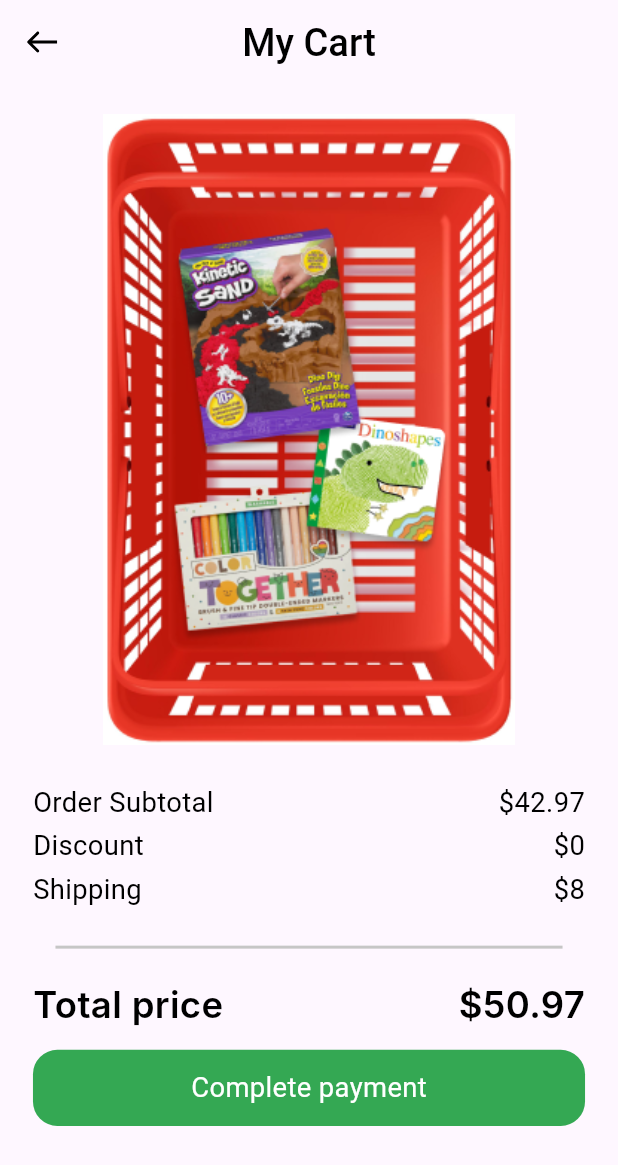
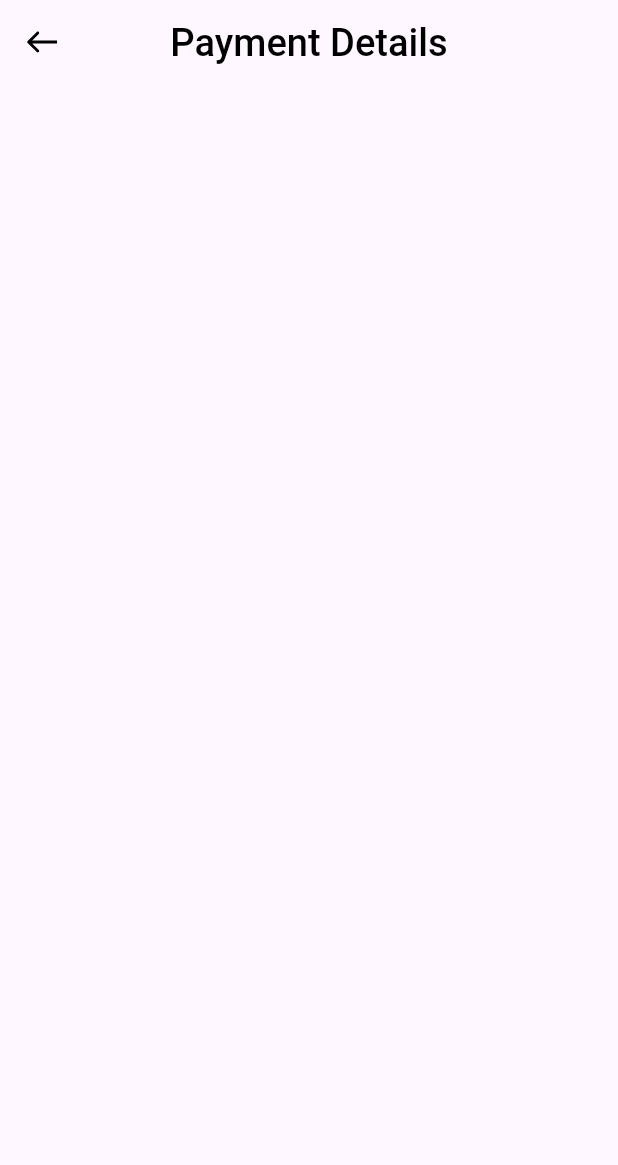
Before and after one commit to MohammedGhazaly/payment_flutter, a Flutter app: the screen it shows after launch, after a tap on "Complete payment", on a phone screen of 412 x 824 dp. Shown: the top 1165 px of the screen. Run offline on Flutter 3.47's test engine with Material 3 defaults, Android fonts, the phone set to English and light mode, and no system bars; our stand-ins replace flutter_screenutil, flutter_svg; Roboto replaces fonts that are missing (Inter).

Commit message:
Extracted app bar as widget and created payment details view

```diff
--- /dev/null
+++ b/lib/core/widgets/build_app_bar.dart
@@ -0,0 +1,26 @@
+import 'package:flutter/material.dart';
+import 'package:flutter_payments/core/assets/app_assets.dart';
+import 'package:flutter_payments/core/utils/app_styles.dart';
+import 'package:flutter_screenutil/flutter_screenutil.dart';
+import 'package:flutter_svg/svg.dart';
+
+AppBar buildAppBar(
+    {required String title, required Function()? onTapFunction}) {
+  return AppBar(
+    leading: InkWell(
+      onTap: onTapFunction,
+      child: Center(
+        child: SvgPicture.asset(
+          AppAssets.arrowBack,
+          width: 20.h,
+          height: 20.h,
+        ),
+      ),
+    ),
+    title: Text(
+      title,
+      textAlign: TextAlign.center,
+      style: AppStyles.style25,
+    ),
+  );
+}
--- a/lib/core/widgets/custom_button.dart
+++ b/lib/core/widgets/custom_button.dart
@@ -3,17 +3,19 @@ import 'package:flutter_payments/core/utils/app_styles.dart';
 import 'package:flutter_screenutil/flutter_screenutil.dart';
 
 class CustomButton extends StatelessWidget {
+  final Function()? onTap;
   const CustomButton({
     super.key,
+    required this.onTap,
   });
 
   @override
   Widget build(BuildContext context) {
     return InkWell(
-      onTap: () {},
+      onTap: onTap,
       child: Container(
         width: double.infinity,
-        height: 50.h,
+        height: 60.h,
         decoration: BoxDecoration(
           color: Color(0xFF34A853),
           borderRadius: BorderRadius.circular(
--- a/lib/features/checkout/presentation/views/my_cart_view.dart
+++ b/lib/features/checkout/presentation/views/my_cart_view.dart
@@ -1,6 +1,7 @@
 import 'package:flutter/material.dart';
 import 'package:flutter_payments/core/assets/app_assets.dart';
 import 'package:flutter_payments/core/utils/app_styles.dart';
+import 'package:flutter_payments/core/widgets/build_app_bar.dart';
 import 'package:flutter_payments/features/checkout/presentation/views/my_cart_widgets/my_cart_body.dart';
 import 'package:flutter_screenutil/flutter_screenutil.dart';
 import 'package:flutter_svg/flutter_svg.dart';
@@ -11,23 +12,7 @@ class MyCartView extends StatelessWidget {
   @override
   Widget build(BuildContext context) {
     return Scaffold(
-      appBar: AppBar(
-        leading: InkWell(
-          onTap: () {},
-          child: Center(
-            child: SvgPicture.asset(
-              AppAssets.arrowBack,
-              width: 20.h,
-              height: 20.h,
-            ),
-          ),
-        ),
-        title: Text(
-          'My Cart',
-          textAlign: TextAlign.center,
-          style: AppStyles.style25,
-        ),
-      ),
+      appBar: buildAppBar(title: "My Cart", onTapFunction: () {}),
       body: MyCartBody(),
     );
   }
--- a/lib/features/checkout/presentation/views/my_cart_widgets/my_cart_body.dart
+++ b/lib/features/checkout/presentation/views/my_cart_widgets/my_cart_body.dart
@@ -1,8 +1,10 @@
+import 'package:flutter/cupertino.dart';
 import 'package:flutter/material.dart';
 import 'package:flutter_payments/core/assets/app_assets.dart';
 import 'package:flutter_payments/core/utils/app_styles.dart';
 import 'package:flutter_payments/core/widgets/custom_button.dart';
 import 'package:flutter_payments/features/checkout/presentation/views/my_cart_widgets/order_info_item.dart';
+import 'package:flutter_payments/features/checkout/presentation/views/payment_details_view.dart';
 import 'package:flutter_screenutil/flutter_screenutil.dart';
 
 class MyCartBody extends StatelessWidget {
@@ -10,17 +12,17 @@ class MyCartBody extends StatelessWidget {
 
   @override
   Widget build(BuildContext context) {
-    return SingleChildScrollView(
-      child: Padding(
+    return Padding(
       padding: EdgeInsets.symmetric(horizontal: 20.w),
       child: Column(
         children: [
           SizedBox(
             height: 20.h,
           ),
-            Image.asset(
+          Expanded(
+            child: Image.asset(
               AppAssets.basket,
-              width: 250.w,
+            ),
           ),
           SizedBox(
             height: 25.h,
@@ -71,12 +73,15 @@ class MyCartBody extends StatelessWidget {
           SizedBox(
             height: 16.h,
           ),
-            CustomButton(),
+          CustomButton(onTap: () {
+            Navigator.push(context, CupertinoPageRoute(builder: (context) {
+              return PaymentDetailsView();
+            }));
+          }),
           SizedBox(
-              height: 32.h,
+            height: 46.h,
           ),
         ],
-        ),
       ),
     );
   }
--- /dev/null
+++ b/lib/features/checkout/presentation/views/payment_details_view.dart
@@ -0,0 +1,18 @@
+import 'package:flutter/material.dart';
+import 'package:flutter_payments/core/widgets/build_app_bar.dart';
+
+class PaymentDetailsView extends StatelessWidget {
+  const PaymentDetailsView({super.key});
+
+  @override
+  Widget build(BuildContext context) {
+    return Scaffold(
+      appBar: buildAppBar(
+        title: "Payment Details",
+        onTapFunction: () {
+          Navigator.pop(context);
+        },
+      ),
+    );
+  }
+}
```
Lines whose indentation alone changed are shown as unchanged.
